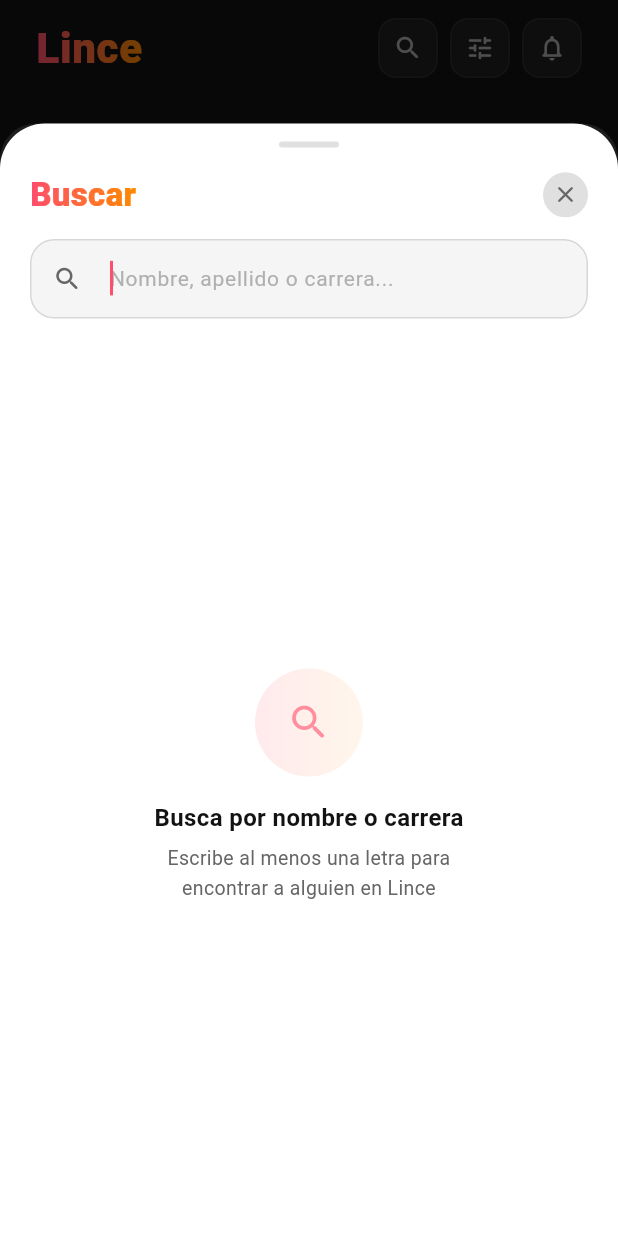
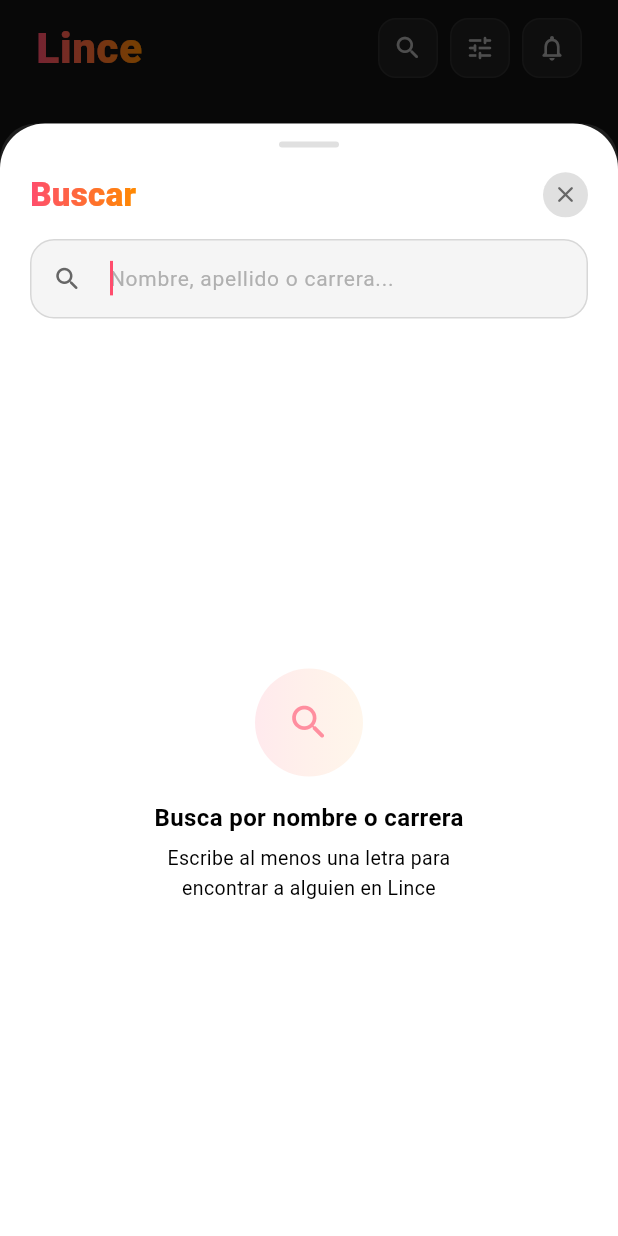
Before and after one commit to BlaKCronic/TinderLince, a Flutter app: the screen it shows once a user with an empty profile is signed in, after a tap on the "search" icon, on a phone screen of 412 x 824 dp. Run offline on Flutter 3.47's test engine with Material 3 defaults, Android fonts, the phone set to English and light mode, and no system bars; our stand-ins replace cloud_firestore, firebase_auth, firebase_core, image_picker; missing offline and left inert: cloudinary_public; accounts and stored records are empty.

Commit message:
correccion - implementación de tema dinámico y mejoras en el manejo de colores en la pantalla de inicio y perfil

```diff
--- a/lib/screens/home_screen.dart
+++ b/lib/screens/home_screen.dart
@@ -119,7 +119,7 @@
   bool _isLoading = true;
   int _currentIndex = 0;
 
-  ProfileFilters _currentFilters = ProfileFilters();
+  final ProfileFilters _currentFilters = ProfileFilters();
 
   Offset _dragOffset = Offset.zero;
   bool _isDragging = false;
@@ -2067,9 +2067,9 @@
       {required IconData icon,
       required String title,
       required String sub}) {
-        final theme = Theme.of(context);
-        const _textSecondary = theme.textTheme.bodyMedium?.color ?? Color(0xFFAAAAAA);
-        const _textPrimary = theme.textTheme.bodyLarge?.color ?? Colors.white;
+        final colors = Theme.of(context).colorScheme;
+        final textSecondary = colors.onSurfaceVariant;
+        final textPrimary = colors.onSurface;
     return Center(
       child: Padding(
         padding: const EdgeInsets.symmetric(horizontal: 32),
@@ -2095,7 +2095,7 @@
             Text(
               title,
               style: TextStyle(
-                color: _textPrimary,
+                color: textPrimary,
                 fontSize: 16,
                 fontWeight: FontWeight.w700,
               ),
@@ -2104,8 +2104,8 @@
             Text(
               sub,
               textAlign: TextAlign.center,
-              style: const TextStyle(
-                color: _textSecondary,
+              style: TextStyle(
+                color: textSecondary,
                 fontSize: 13,
                 height: 1.5,
               ),
--- a/lib/screens/profile_screen.dart
+++ b/lib/screens/profile_screen.dart
@@ -559,9 +559,11 @@
                 fontSize: 12,
                 fontWeight: FontWeight.w600),
           ),
+
         ),
       ),
     );
+
   }
 
   Widget _buildTabBar() {
```
Also changed, not shown: lib/main.dart (+16 -1 lines).
